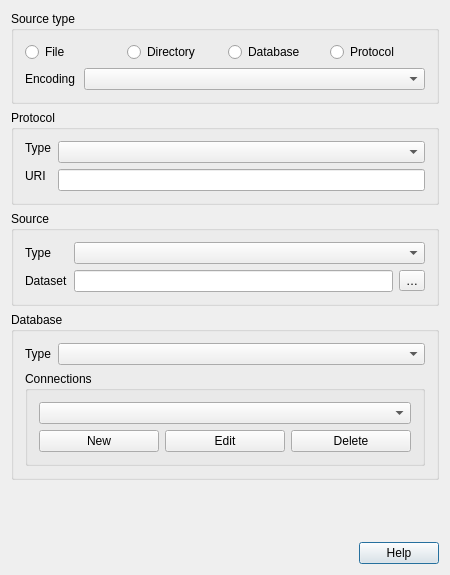
This is src/ui/qgsogrsourceselectbase.ui in carsmie/QGIS as Qt 5 draws it before an edit. The edited form follows.
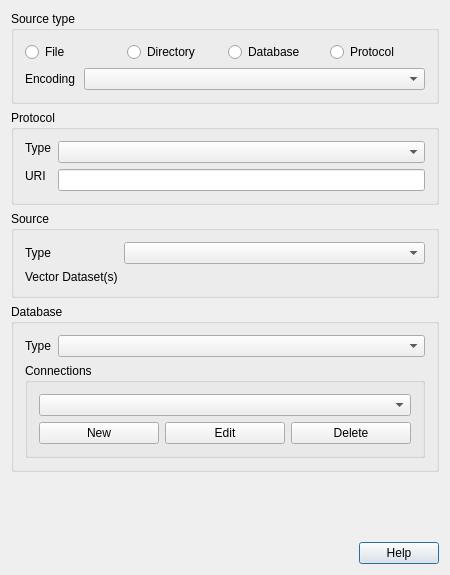
This is the edited form. Icons and pictures are not drawn. Custom widgets are drawn as their Qt base class.

Commit message: use a QgsFileWidget in open vector layer UI

Patch:
```diff
--- a/src/ui/qgsogrsourceselectbase.ui
+++ b/src/ui/qgsogrsourceselectbase.ui
@@ -103,35 +103,28 @@
         </property>
        </widget>
       </item>
-      <item row="0" column="2" colspan="2">
-       <widget class="QComboBox" name="cmbDirectoryTypes"/>
+      <item row="0" column="1">
+       <widget class="QComboBox" name="cmbDirectoryTypes">
+        <property name="sizePolicy">
+         <sizepolicy hsizetype="Expanding" vsizetype="Fixed">
+          <horstretch>0</horstretch>
+          <verstretch>0</verstretch>
+         </sizepolicy>
+        </property>
+       </widget>
       </item>
-      <item row="1" column="0" colspan="2">
+      <item row="1" column="0">
        <widget class="QLabel" name="labelSrcDataset">
         <property name="text">
-         <string>Dataset</string>
+         <string>Vector Dataset(s)</string>
         </property>
         <property name="buddy">
          <cstring>inputSrcDataset</cstring>
         </property>
        </widget>
       </item>
-      <item row="1" column="2">
-       <widget class="QLineEdit" name="inputSrcDataset">
-        <property name="minimumSize">
-         <size>
-          <width>200</width>
-          <height>0</height>
-         </size>
-        </property>
-       </widget>
-      </item>
-      <item row="1" column="3">
-       <widget class="QToolButton" name="buttonSelectSrc">
-        <property name="text">
-         <string>…</string>
-        </property>
-       </widget>
+      <item row="1" column="1">
+       <widget class="QgsFileWidget" name="mFileWidget"/>
       </item>
      </layout>
     </widget>
@@ -297,6 +290,13 @@
   </layout>
  </widget>
  <layoutdefault spacing="6" margin="11"/>
+ <customwidgets>
+  <customwidget>
+   <class>QgsFileWidget</class>
+   <extends>QWidget</extends>
+   <header>qgsfilewidget.h</header>
+  </customwidget>
+ </customwidgets>
  <tabstops>
   <tabstop>radioSrcFile</tabstop>
   <tabstop>radioSrcDirectory</tabstop>
```
Left out of the diff: 5 changed lines with no effect on the pictures. The commit also changes 4 other files.
